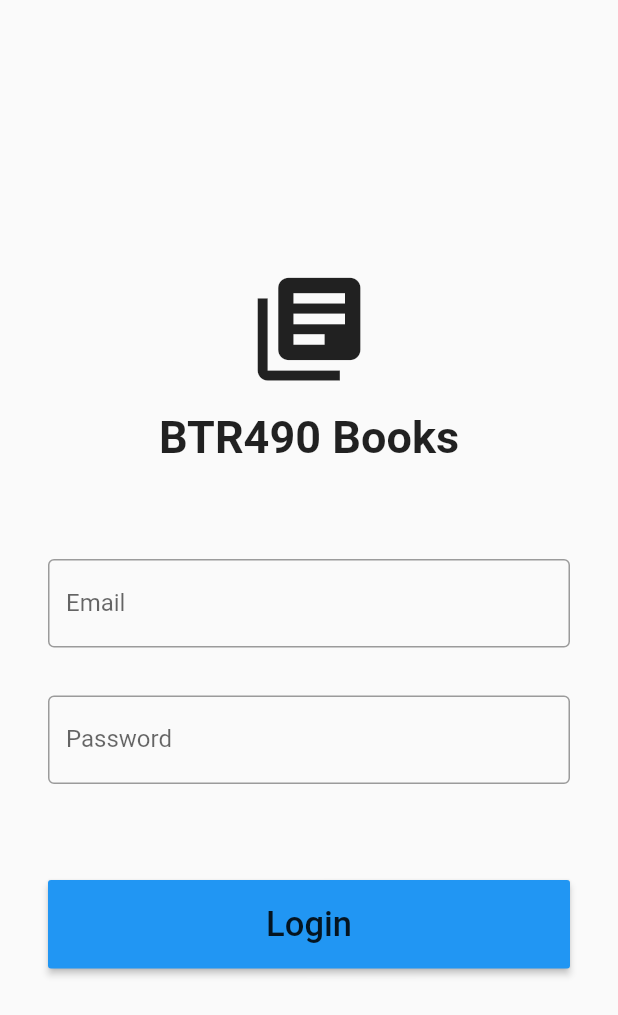
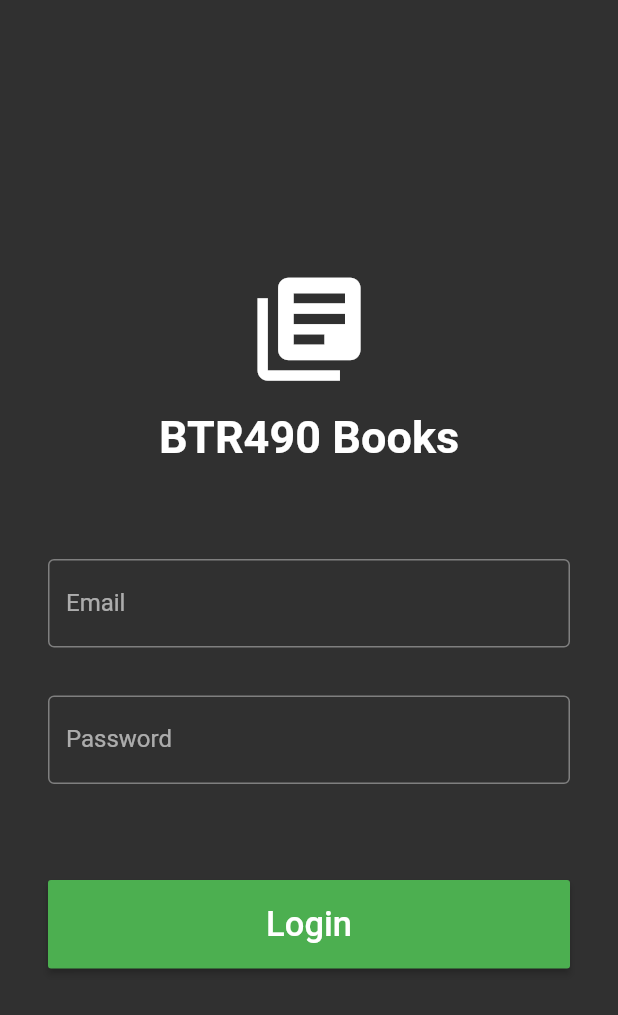
Before and after one commit to Digital-Vault/Thunder, a Flutter app: the screen it shows after launch, on a phone screen of 412 x 824 dp. Shown: the top 1015 px of the screen. Run offline on Flutter 3.47's test engine with Material 2 defaults, Android fonts, the phone set to English and light mode, and no system bars; our stand-ins replace rxdart, transparent_image; project files that could hold a hidden picture were left out.

Commit message:
Add theme
Add a theme to the application to enhance it's looks.

```diff
--- a/lib/login_page.dart
+++ b/lib/login_page.dart
@@ -9,9 +9,7 @@ class LoginPage extends StatelessWidget {
   const LoginPage({Key key}) : super(key: key);
 
   @override
-  Widget build(BuildContext context) => MaterialApp(
-        title: 'Book Store Login',
-        home: Scaffold(
+  Widget build(BuildContext context) => Scaffold(
         body: Center(
           child: SingleChildScrollView(
             padding: const EdgeInsets.symmetric(horizontal: 32),
@@ -23,6 +21,5 @@ class LoginPage extends StatelessWidget {
             ),
           ),
         ),
-        ),
       );
 }
--- a/lib/main.dart
+++ b/lib/main.dart
@@ -1,5 +1,5 @@
 import 'package:flutter/material.dart';
 
-import 'package:flutter_sample/login_page.dart';
+import 'my_app.dart';
 
-void main() => runApp(const LoginPage());
+void main() => runApp(MyApp());
--- /dev/null
+++ b/lib/my_app.dart
@@ -0,0 +1,13 @@
+import 'package:flutter/material.dart';
+import 'package:flutter_sample/theme.dart';
+
+import 'login_page.dart';
+
+/// A class that starts the application.
+class MyApp extends StatelessWidget {
+  @override
+  Widget build(BuildContext context) => MaterialApp(
+        theme: appTheme,
+        home: const LoginPage(),
+      );
+}
--- /dev/null
+++ b/lib/theme.dart
@@ -0,0 +1,7 @@
+import 'package:flutter/material.dart';
+
+/// The main theme of the application.
+final ThemeData appTheme = ThemeData(
+  brightness: Brightness.dark,
+  primarySwatch: Colors.green,
+);
```
Also changed, not shown: lib/detail_page.dart (+3 -5 lines), lib/my_home.dart (+1 -6 lines), 1 other file. Lines whose indentation alone changed are shown as unchanged.
